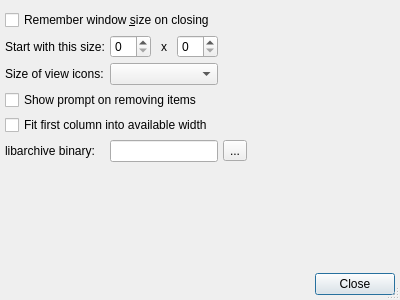
Qt form pref.ui (tsujan/Arqiver) before a commit.
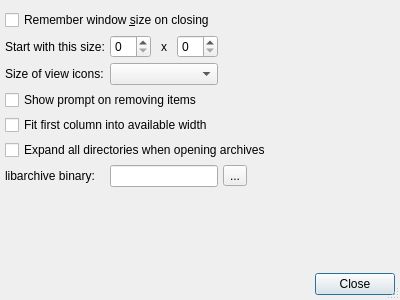
The same form after that commit.

Commit message: An option for expanding only top level directories

The edit to the form file:
```diff
--- a/pref.ui
+++ b/pref.ui
@@ -102,7 +102,17 @@
      </property>
     </widget>
    </item>
-   <item row="5" column="0">
+   <item row="5" column="0" colspan="5">
+    <widget class="QCheckBox" name="expandAllBox">
+     <property name="toolTip">
+      <string>If this is unchecked, only the top level directories will be expanded.</string>
+     </property>
+     <property name="text">
+      <string>Expand all directories when opening archives</string>
+     </property>
+    </widget>
+   </item>
+   <item row="6" column="0">
     <widget class="QLabel" name="tarLabel">
      <property name="toolTip">
       <string>Leave empty for the default.
@@ -115,7 +125,7 @@
      </property>
     </widget>
    </item>
-   <item row="5" column="1" colspan="3">
+   <item row="6" column="1" colspan="3">
     <widget class="QLineEdit" name="tarLineEdit">
      <property name="toolTip">
       <string>Leave empty for the default.
@@ -128,14 +138,14 @@
      </property>
     </widget>
    </item>
-   <item row="5" column="4">
+   <item row="6" column="4">
     <widget class="QToolButton" name="tarButton">
      <property name="text">
       <string notr="true">...</string>
      </property>
     </widget>
    </item>
-   <item row="6" column="0">
+   <item row="7" column="0">
     <spacer name="verticalSpacer">
      <property name="orientation">
       <enum>Qt::Vertical</enum>
```
Left out of the diff: 6 changed lines with no effect on the pictures. The commit also changes 14 other files.
